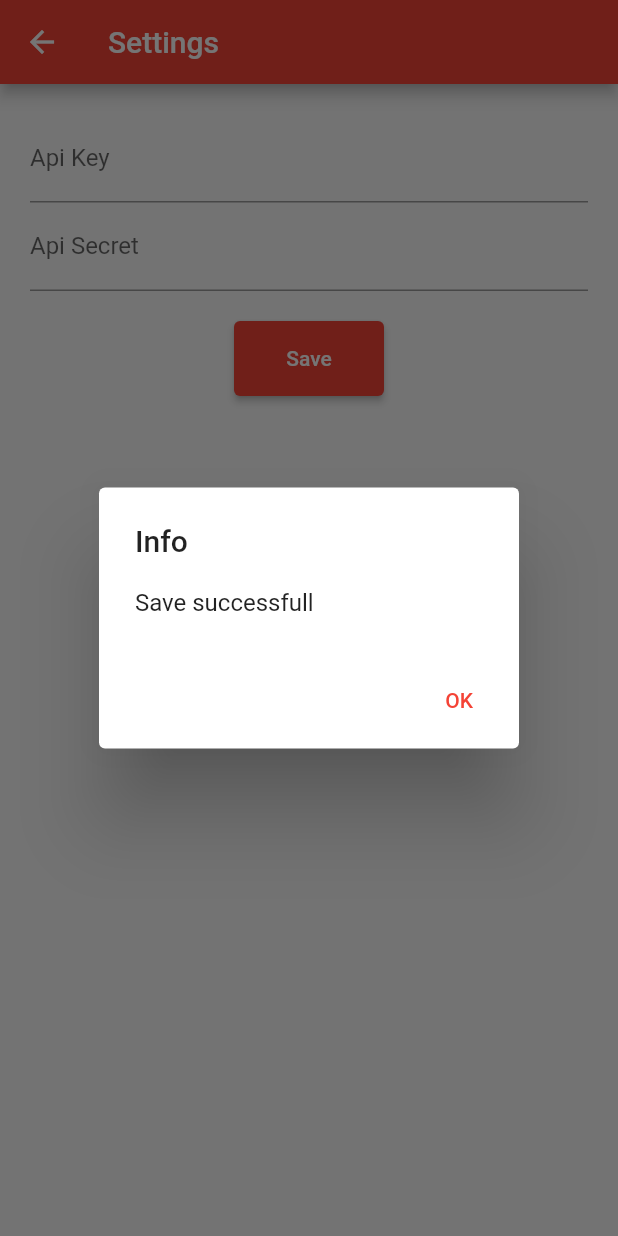
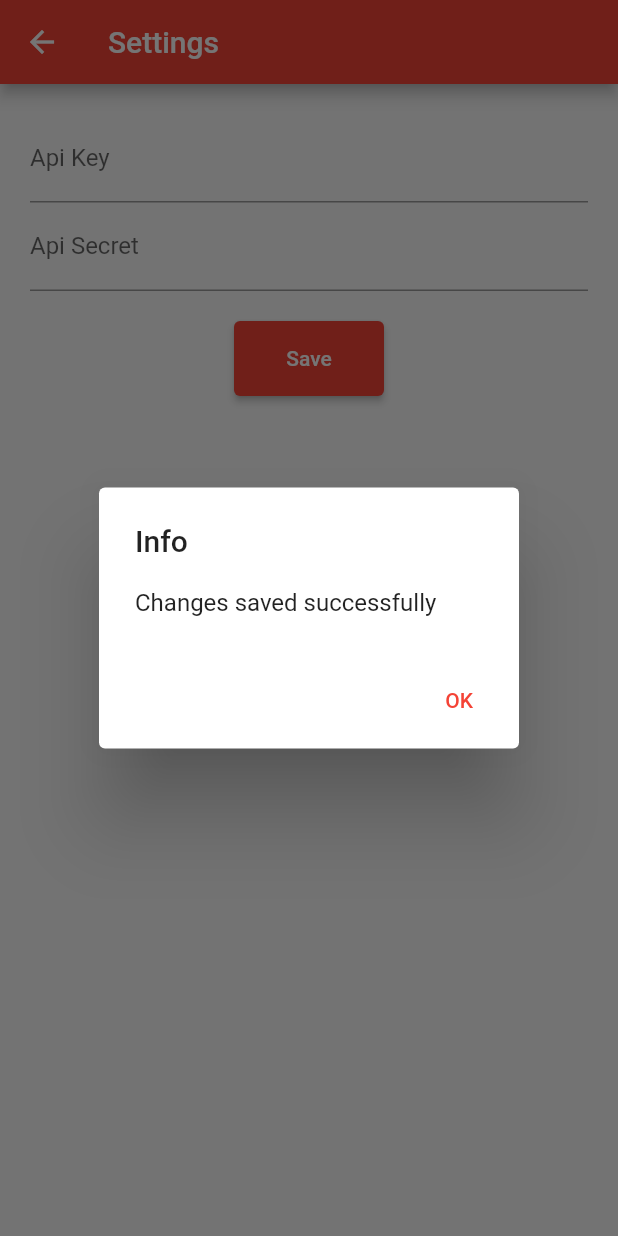
Before and after one commit to lmdah61/Binance-Panic-Button, a Flutter app: the SettingsScreen screen opened directly, after a tap on "Save", on a phone screen of 412 x 824 dp. Run offline on Flutter 3.47's test engine with Material 2 defaults, Android fonts, the phone set to English and light mode, and no system bars; our stand-ins replace flutter_secure_storage, gap; missing offline and left inert: binance_api_dart; accounts and stored records are empty.

Commit message:
Updated Binance Service
Small change on the dialog message

```diff
--- a/lib/screens/settings_screen.dart
+++ b/lib/screens/settings_screen.dart
@@ -43,7 +43,7 @@ class _SettingsScreenState extends State<SettingsScreen> {
       _storage.write(key: API_SECRET_STORAGE_ID, value: _apiSecret.trim());
       setState(() {});
       showConfirmationDialog(
-          context: context, title: 'Info', message: 'Save successfull');
+          context: context, title: 'Info', message: 'Changes saved successfully');
     } catch (error) {
       showConfirmationDialog(
           context: context, title: 'Error', message: '$error');
```
